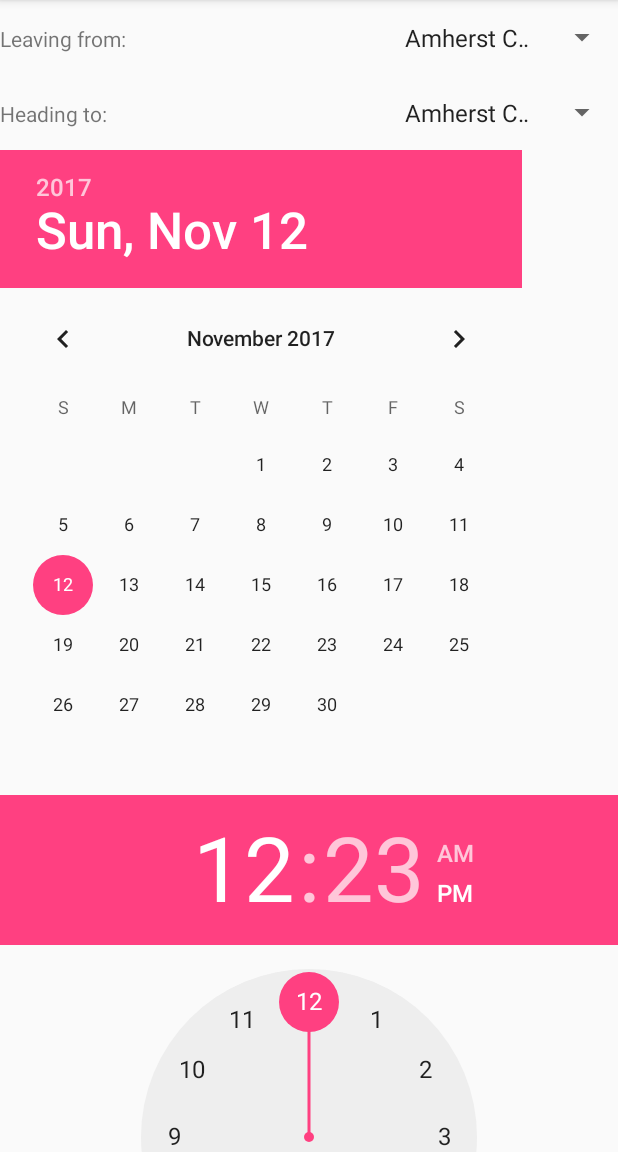
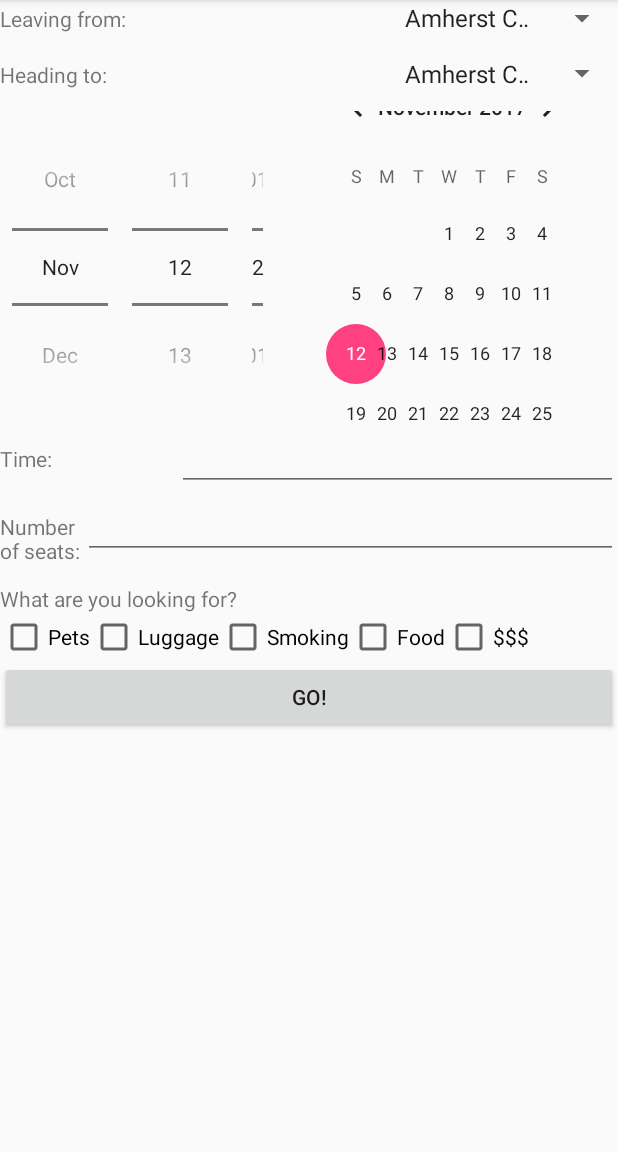
Before and after one commit to alicerichardson/RideShare, an Android app: the RequestActivity screen opened directly, with no data from a screen before it, on a phone screen of 412 x 824 dp, the part 84-1236 px from its top. Run offline under Robolectric (Android 15) with nearby library versions, the phone set to English and light mode, and no system bars.

Commit message:
Implement creating and storing rides

```diff
--- a/app/src/main/java/com/example/alicerichardson/rideshare/PostActivity.java
+++ b/app/src/main/java/com/example/alicerichardson/rideshare/PostActivity.java
@@ -14,7 +14,6 @@ import android.widget.TimePicker;
 import java.text.SimpleDateFormat;
 import java.util.HashMap;
 import java.util.Date;
-import java.util.TreeMap;
 import java.util.TreeSet;
 
 /**
@@ -56,7 +55,7 @@ public class PostActivity extends AppCompatActivity {
         food = (CheckBox) findViewById(R.id.foodBox);
         money = (CheckBox) findViewById(R.id.moneyBox);
         datePicker = (DatePicker) findViewById(R.id.datePicker);
-        timePicker = (TimePicker) findViewById(R.id.timePicker);
+        //timePicker = (TimePicker) findViewById(R.id.timePicker);
         timeText = (EditText) findViewById(R.id.time_text);
 
 
@@ -84,7 +83,7 @@ public class PostActivity extends AppCompatActivity {
         //get info from spinners, date/time, check boxes
         results = getSpinnerResultsArray();
         int numSeats = Integer.parseInt(seats.getText().toString());
-        String time = timeText.getText().toString();
+        int time = Integer.parseInt(timeText.getText().toString());
         //create new ride and add to
         // if destination is not yet in map
         if (ridesMap.containsKey(results[1])) {
--- a/app/src/main/java/com/example/alicerichardson/rideshare/RequestActivity.java
+++ b/app/src/main/java/com/example/alicerichardson/rideshare/RequestActivity.java
@@ -2,8 +2,19 @@ package com.example.alicerichardson.rideshare;
 
 import android.os.Bundle;
 import android.support.v7.app.AppCompatActivity;
+import android.view.View;
 import android.widget.ArrayAdapter;
+import android.widget.Button;
+import android.widget.CheckBox;
+import android.widget.DatePicker;
+import android.widget.EditText;
 import android.widget.Spinner;
+import android.widget.TimePicker;
+
+import java.text.SimpleDateFormat;
+import java.util.Date;
+import java.util.HashMap;
+import java.util.TreeSet;
 
 /**
  * Created by adaschnake on 11/11/17.
@@ -11,8 +22,19 @@ import android.widget.Spinner;
 
 public class RequestActivity extends AppCompatActivity {
 
+    Spinner toSpinner;
     Spinner fromSpinner;
-    Spinner toSpinner;
+    String[] results;
+    EditText seats;
+    CheckBox pets;
+    CheckBox luggage;
+    CheckBox smoking;
+    CheckBox food;
+    CheckBox money;
+    HashMap<String, TreeSet> ridesMap;
+    DatePicker datePicker;
+    //TimePicker timePicker;
+    EditText timeText;
 
     @Override
     protected void onCreate(Bundle savedInstanceState) {
@@ -23,6 +45,15 @@ public class RequestActivity extends AppCompatActivity {
 
         fromSpinner = (Spinner) findViewById(R.id.from_spinner);
         toSpinner = (Spinner) findViewById(R.id.to_spinner);
+        Button goButton = (Button) findViewById(R.id.go_button);
+
+        goButton.setOnClickListener(new View.OnClickListener() {
+            @Override
+            public void onClick(View view) {
+
+                createNewRequest();
+            }
+        });
     }
 
     private void populateSpinner(int newSpinID) {
@@ -35,7 +66,50 @@ public class RequestActivity extends AppCompatActivity {
         spinner.setAdapter(adapter);
     }
 
+    public void createNewRide()
+    {
+        //get info from spinners, date/time, check boxes
+        results = getSpinnerResultsArray();
+        int numSeats = Integer.parseInt(seats.getText().toString());
+        int time = Integer.parseInt(timeText.getText().toString());
+        //create new ride and add to
+        // if destination is not yet in map
+        if (ridesMap.containsKey(results[1])) {
+            // add it to map with a new (empty) tree
+            ridesMap.put(results[1], new TreeSet<Ride>());
+        }
+        // add ride to corresponding tree
+        ridesMap.get(results[1]).add( new Ride(results[1], results[0], time, getDate(), numSeats, getCheckBoxResultsArray()));
+        //show success toast
+
+        //return to home screen
+    }
+
+    private String[] getSpinnerResultsArray()
+    {
+        //put the results from the spinners into an array
+        String[] results =  {fromSpinner.getSelectedItem().toString(), toSpinner.getSelectedItem().toString()};
+        return results;
+    }
+
+    private boolean[] getCheckBoxResultsArray()
+    {
+        boolean[] results = {pets.isChecked(), luggage.isChecked(), smoking.isChecked(), food.isChecked(), money.isChecked()};
+        return results;
+    }
+
+    private Date getDate()
+    {
+        SimpleDateFormat dateFormat = new SimpleDateFormat("yyyy-MM-dd");
+        String date = dateFormat.format(new Date(datePicker.getYear(), datePicker.getMonth(), datePicker.getDayOfMonth()));
+        return new Date(date);
+    }
+
+    public void createNewRequest()
+    {
 
 
 
+    }
+
 }
--- a/app/src/main/java/com/example/alicerichardson/rideshare/Ride.java
+++ b/app/src/main/java/com/example/alicerichardson/rideshare/Ride.java
@@ -19,7 +19,7 @@ public class Ride implements Comparable<Ride>{
     public boolean food;
     public boolean money;
 
-    public Ride(String to, String from, String time, Date date, int seats, boolean[] preferences){
+    public Ride(String to, String from, int time, Date date, int seats, boolean[] preferences){
         this.to = to;
         this.from = from;
         this.time = time;
--- a/app/src/main/res/layout/activity_request.xml
+++ b/app/src/main/res/layout/activity_request.xml
@@ -7,7 +7,7 @@
         xmlns:android="http://schemas.android.com/apk/res/android"
         xmlns:tools="http://schemas.android.com/tools"
         android:layout_width="match_parent"
-        android:layout_height="50dp"
+        android:layout_height="wrap_content"
         android:orientation="horizontal">
         <TextView
             android:id="@+id/spinnerLabel"
@@ -18,7 +18,7 @@
         <Spinner
             android:id="@+id/from_spinner"
             android:layout_width="150dp"
-            android:layout_height="50dp" />
+            android:layout_height="wrap_content" />
     </LinearLayout>
 
     <LinearLayout
@@ -41,13 +41,55 @@
 
     <DatePicker
         android:layout_width="match_parent"
-        android:layout_height="wrap_content"
+        android:layout_height="208dp"
+        android:datePickerMode="spinner"
         android:id="@+id/datePicker" />
 
-    <TimePicker
+    <!--<TimePicker-->
+        <!--android:layout_width="match_parent"-->
+        <!--android:layout_height="wrap_content"-->
+        <!--android:id="@+id/timePicker" />-->
+    <LinearLayout
+        android:orientation="horizontal"
         android:layout_width="match_parent"
-        android:layout_height="wrap_content"
-        android:id="@+id/timePicker" />
+        android:layout_height="wrap_content">
+
+        <TextView
+            android:text="Time: "
+            android:layout_width="wrap_content"
+            android:layout_height="wrap_content"
+            android:id="@+id/textView3"
+            android:layout_weight="1" />
+
+        <EditText
+            android:layout_width="wrap_content"
+            android:layout_height="wrap_content"
+            android:inputType="number"
+            android:ems="10"
+            android:id="@+id/time_text"
+            android:layout_weight="1" />
+    </LinearLayout>
+
+    <LinearLayout
+        android:orientation="horizontal"
+        android:layout_width="match_parent"
+        android:layout_height="62dp">
+
+        <TextView
+            android:text="Number of seats: "
+            android:layout_width="wrap_content"
+            android:layout_height="wrap_content"
+            android:id="@+id/textView2"
+            android:layout_weight="1" />
+
+        <EditText
+            android:layout_width="match_parent"
+            android:layout_height="wrap_content"
+            android:inputType="number"
+            android:ems="10"
+            android:id="@+id/seatsText"
+            android:layout_weight="1" />
+    </LinearLayout>
 
     <TextView
         android:text="What are you looking for?"
@@ -57,7 +99,7 @@
 
     <GridLayout
         android:layout_width="match_parent"
-        android:layout_height="197dp">
+        android:layout_height="wrap_content">
 
         <CheckBox
             android:text="Pets"
```
Also changed, not shown: app/src/main/res/layout/activity_post.xml (+26 -14 lines).
